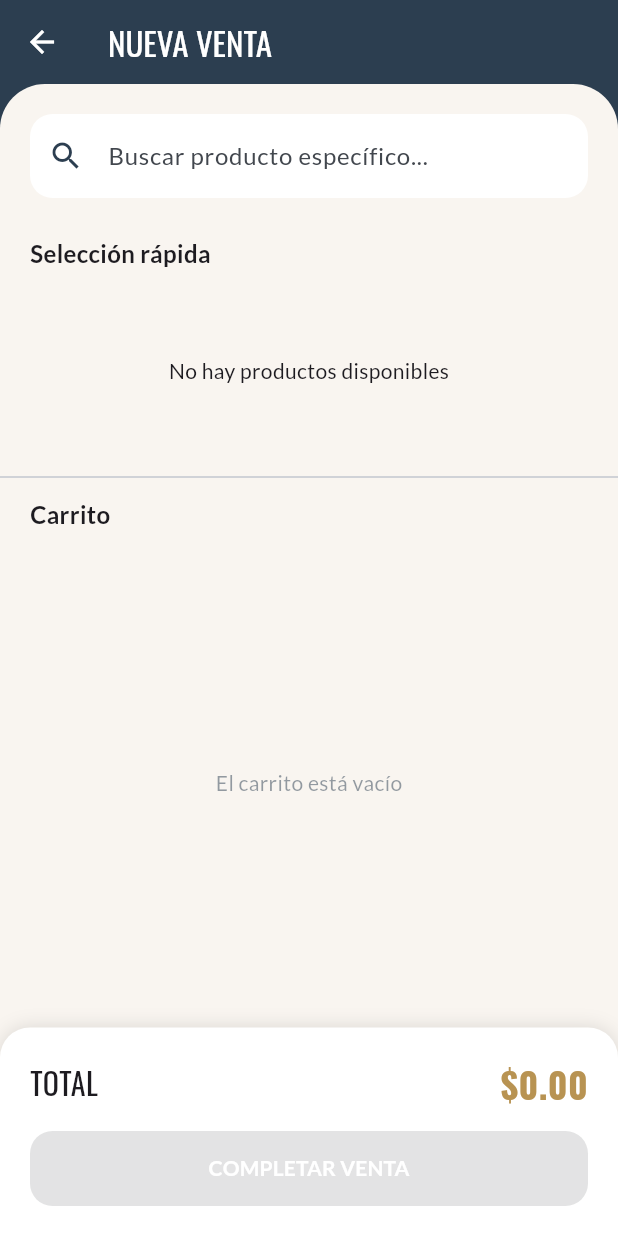
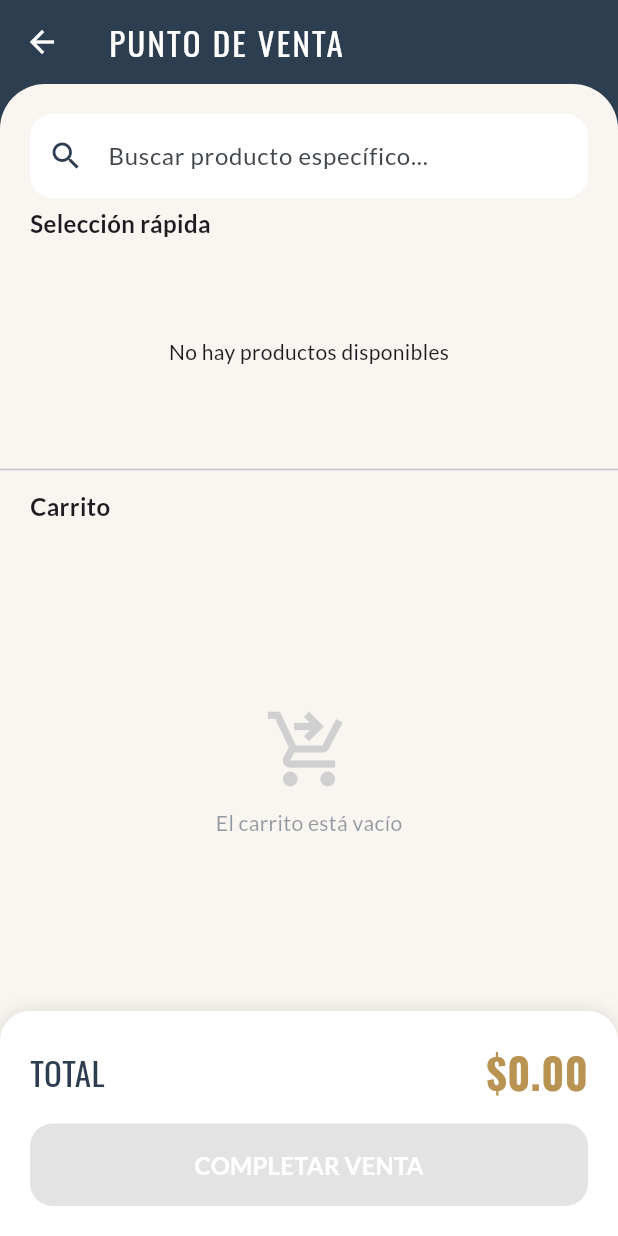
Before and after one commit to martinduran-source/yolanda_style_room, a Flutter app: the screen it shows after launch, after a tap on "NUEVA VENTA", on a phone screen of 412 x 824 dp. Run offline on Flutter 3.47's test engine with Material 3 defaults, Android fonts, the phone set to English and light mode, and no system bars; our stand-ins replace fl_chart, google_fonts, sqflite, sqflite_common_ffi, sqflite_common_ffi_web, supabase_flutter; accounts and stored records are empty.

Commit message:
Se corrigieron errores

```diff
--- a/lib/main.dart
+++ b/lib/main.dart
@@ -9,7 +9,6 @@ import 'screens/dashboard_screen.dart';
 
 void main() async {
   WidgetsFlutterBinding.ensureInitialized();
-
 
 await Supabase.initialize(
     url: 'https://gcunqsuzbgscepmulyid.supabase.co',
--- a/lib/screens/new_sale_screen.dart
+++ b/lib/screens/new_sale_screen.dart
@@ -24,13 +24,9 @@ class _NewSaleScreenState extends State<NewSaleScreen> {
   void initState() {
     super.initState();
     _availableProducts = DatabaseHelper.instance.getProducts();
-    _initData();
   }
 
-  Future<void> _initData() async {
-    await loadSampleProducts();
-    _refreshProducts();
-  }
+
 
   void _refreshProducts() {
     if (mounted) {
@@ -39,8 +35,6 @@ class _NewSaleScreenState extends State<NewSaleScreen> {
       });
     }
   }
-
-
 
   void _calculateTotal() {
     double tempTotal = 0;
@@ -92,19 +86,17 @@ class _NewSaleScreenState extends State<NewSaleScreen> {
   @override
   Widget build(BuildContext context) {
     return GestureDetector(
-      // Mejora: Cierra el teclado al tocar fuera de un TextField
       onTap: () => FocusScope.of(context).unfocus(),
       child: Scaffold(
         backgroundColor: primaryNavy,
-        // Mejora: Evita que el teclado empuje y deforme el diseño
         resizeToAvoidBottomInset: false,
         appBar: AppBar(
           backgroundColor: Colors.transparent,
           elevation: 0,
           iconTheme: const IconThemeData(color: Colors.white),
           title: Text(
-            "NUEVA VENTA",
-            style: GoogleFonts.oswald(color: Colors.white),
+            "PUNTO DE VENTA",
+            style: GoogleFonts.oswald(color: Colors.white, letterSpacing: 1.5),
           ),
         ),
         body: Container(
@@ -114,7 +106,92 @@ class _NewSaleScreenState extends State<NewSaleScreen> {
             color: lightBeige,
             borderRadius: const BorderRadius.vertical(top: Radius.circular(30)),
           ),
+          child: LayoutBuilder(
+            builder: (context, constraints) {
+              // LÓGICA RESPONSIVA: Si la pantalla es ancha (Web/Desktop), usa pantalla dividida.
+              if (constraints.maxWidth >= 800) {
+                return _buildWebLayout();
+              } else {
+                return _buildMobileLayout();
+              }
+            },
+          ),
+        ),
+      ),
+    );
+  }
+
+  // ========================================================
+  // LAYOUT PARA WEB Y DESKTOP (Pantalla Dividida)
+  // ========================================================
+  Widget _buildWebLayout() {
+    return Padding(
+      padding: const EdgeInsets.all(20.0),
+      child: Row(
+        crossAxisAlignment: CrossAxisAlignment.start,
+        children: [
+          // PANEL IZQUIERDO: Búsqueda y Cuadrícula de Productos
+          Expanded(
+            flex: 6, // Ocupa el 60% de la pantalla
             child: Column(
+              crossAxisAlignment: CrossAxisAlignment.start,
+              children: [
+                _buildSearchBar(),
+                const SizedBox(height: 15),
+                Text(
+                  "Catálogo de Productos",
+                  style: GoogleFonts.oswald(fontSize: 20, color: primaryNavy),
+                ),
+                const SizedBox(height: 10),
+                Expanded(child: _buildProductsView(isWeb: true)),
+              ],
+            ),
+          ),
+          const SizedBox(width: 20),
+
+          // PANEL DERECHO: Carrito de Compras
+          Expanded(
+            flex: 4, // Ocupa el 40% de la pantalla
+            child: Container(
+              decoration: BoxDecoration(
+                color: Colors.white,
+                borderRadius: BorderRadius.circular(20),
+                boxShadow: [
+                  BoxShadow(color: Colors.black.withOpacity(0.05), blurRadius: 15)
+                ],
+              ),
+              child: Column(
+                children: [
+                  Padding(
+                    padding: const EdgeInsets.all(20),
+                    child: Row(
+                      children: [
+                        Icon(Icons.shopping_cart_outlined, color: primaryNavy),
+                        const SizedBox(width: 10),
+                        Text(
+                          "CARRITO",
+                          style: GoogleFonts.oswald(fontSize: 20, color: primaryNavy),
+                        ),
+                      ],
+                    ),
+                  ),
+                  const Divider(height: 1),
+                  Expanded(child: _buildCartList()),
+                  _buildCheckoutSection(isWeb: true),
+                ],
+              ),
+            ),
+          ),
+        ],
+      ),
+    );
+  }
+
+  // ========================================================
+  // LAYOUT PARA MÓVIL (El diseño original adaptado)
+  // ========================================================
+  Widget _buildMobileLayout() {
+    return Column(
       children: [
         _buildSearchBar(),
         const Padding(
@@ -127,7 +204,10 @@ class _NewSaleScreenState extends State<NewSaleScreen> {
             ),
           ),
         ),
-              _buildAvailableProductsList(),
+        SizedBox(
+          height: 140,
+          child: _buildProductsView(isWeb: false),
+        ),
         const Divider(),
         const Padding(
           padding: EdgeInsets.symmetric(horizontal: 20, vertical: 5),
@@ -139,101 +219,18 @@ class _NewSaleScreenState extends State<NewSaleScreen> {
             ),
           ),
         ),
-              // El carrito ocupa el espacio flexible central
         Expanded(child: _buildCartList()),
-              _buildCheckoutSection(),
+        _buildCheckoutSection(isWeb: false),
       ],
-          ),
-        ),
-      ),
     );
   }
 
-  Widget _buildAvailableProductsList() {
-    return SizedBox(
-      height: 125,
-      child: FutureBuilder<List<Map<String, dynamic>>>(
-        future: _availableProducts,
-        builder: (context, snapshot) {
-          if (snapshot.connectionState == ConnectionState.waiting) {
-            return const Center(child: CircularProgressIndicator());
-          }
-          if (!snapshot.hasData || snapshot.data!.isEmpty) {
-            return const Center(child: Text("No hay productos disponibles"));
-          }
-          final products = snapshot.data!;
-          return ListView.builder(
-            scrollDirection: Axis.horizontal,
-            padding: const EdgeInsets.symmetric(horizontal: 15),
-            itemCount: products.length,
-            itemBuilder: (context, index) {
-              final p = products[index];
-              final bool hasStock = (p['stock'] ?? 0) > 0;
-
-              return GestureDetector(
-                onTap: () => _addProductToCart(p),
-                child: Opacity(
-                  // Mejora: Se ve opaco si no hay stock
-                  opacity: hasStock ? 1.0 : 0.5,
-                  child: Container(
-                    width: 105,
-                    margin: const EdgeInsets.all(5),
-                    decoration: BoxDecoration(
-                      color: Colors.white,
-                      borderRadius: BorderRadius.circular(15),
-                      boxShadow: const [
-                        BoxShadow(color: Colors.black12, blurRadius: 4),
-                      ],
-                    ),
-                    child: Column(
-                      mainAxisAlignment: MainAxisAlignment.center,
-                      children: [
-                        Icon(
-                          Icons.inventory_2,
-                          color: hasStock ? accentGold : Colors.grey,
-                        ),
-                        Padding(
-                          padding: const EdgeInsets.symmetric(horizontal: 4),
-                          child: Text(
-                            p['name'],
-                            textAlign: TextAlign.center,
-                            maxLines: 1,
-                            overflow: TextOverflow.ellipsis,
-                            style: const TextStyle(
-                              fontSize: 12,
-                              fontWeight: FontWeight.bold,
-                            ),
-                          ),
-                        ),
-                        Text(
-                          "\$${p['price']}",
-                          style: const TextStyle(
-                            fontSize: 11,
-                            color: Colors.green,
-                          ),
-                        ),
-                        Text(
-                          "Stock: ${p['stock']}",
-                          style: TextStyle(
-                            fontSize: 10,
-                            color: hasStock ? Colors.black54 : Colors.red,
-                          ),
-                        ),
-                      ],
-                    ),
-                  ),
-                ),
-              );
-            },
-          );
-        },
-      ),
-    );
-  }
-
+  // ========================================================
+  // COMPONENTES REUTILIZABLES
+  // ========================================================
   Widget _buildSearchBar() {
     return Padding(
-      padding: const EdgeInsets.all(20),
+      padding: const EdgeInsets.all(20).copyWith(bottom: 0),
       child: TextField(
         controller: _searchController,
         onChanged: (value) {
@@ -255,45 +252,146 @@ class _NewSaleScreenState extends State<NewSaleScreen> {
     );
   }
 
+  // Lista/Cuadrícula de productos adaptativa
+  Widget _buildProductsView({required bool isWeb}) {
+    return FutureBuilder<List<Map<String, dynamic>>>(
+      future: _availableProducts,
+      builder: (context, snapshot) {
+        if (snapshot.connectionState == ConnectionState.waiting) {
+          return const Center(child: CircularProgressIndicator());
+        }
+        if (!snapshot.hasData || snapshot.data!.isEmpty) {
+          return const Center(child: Text("No hay productos disponibles"));
+        }
+        final products = snapshot.data!;
+
+        // Si es Web, mostramos una cuadrícula bonita. Si es móvil, la lista horizontal.
+        if (isWeb) {
+          return GridView.builder(
+            padding: const EdgeInsets.only(bottom: 20),
+            gridDelegate: const SliverGridDelegateWithMaxCrossAxisExtent(
+              maxCrossAxisExtent: 180, // Ancho máximo de la tarjeta
+              childAspectRatio: 0.85,
+              crossAxisSpacing: 15,
+              mainAxisSpacing: 15,
+            ),
+            itemCount: products.length,
+            itemBuilder: (context, index) => _buildProductCard(products[index]),
+          );
+        } else {
+          return ListView.builder(
+            scrollDirection: Axis.horizontal,
+            padding: const EdgeInsets.symmetric(horizontal: 15),
+            itemCount: products.length,
+            itemBuilder: (context, index) => _buildProductCard(products[index], isMobileCard: true),
+          );
+        }
+      },
+    );
+  }
+
+  Widget _buildProductCard(Map<String, dynamic> p, {bool isMobileCard = false}) {
+    final bool hasStock = (p['stock'] ?? 0) > 0;
+
+    return GestureDetector(
+      onTap: () => _addProductToCart(p),
+      child: Opacity(
+        opacity: hasStock ? 1.0 : 0.5,
+        child: Container(
+          width: isMobileCard ? 110 : null,
+          margin: isMobileCard ? const EdgeInsets.all(5) : null,
+          decoration: BoxDecoration(
+            color: Colors.white,
+            borderRadius: BorderRadius.circular(15),
+            border: Border.all(color: primaryNavy.withOpacity(0.05)),
+            boxShadow: [
+              BoxShadow(color: primaryNavy.withOpacity(0.05), blurRadius: 10),
+            ],
+          ),
+          child: Column(
+            mainAxisAlignment: MainAxisAlignment.center,
+            children: [
+              Container(
+                padding: const EdgeInsets.all(12),
+                decoration: BoxDecoration(
+                  color: hasStock ? primaryNavy.withOpacity(0.05) : Colors.red.withOpacity(0.05),
+                  shape: BoxShape.circle,
+                ),
+                child: Icon(
+                  Icons.inventory_2,
+                  color: hasStock ? accentGold : Colors.redAccent,
+                  size: isMobileCard ? 24 : 32,
+                ),
+              ),
+              const SizedBox(height: 10),
+              Padding(
+                padding: const EdgeInsets.symmetric(horizontal: 8),
+                child: Text(
+                  p['name'],
+                  textAlign: TextAlign.center,
+                  maxLines: 2,
+                  overflow: TextOverflow.ellipsis,
+                  style: const TextStyle(fontSize: 13, fontWeight: FontWeight.bold, height: 1.1),
+                ),
+              ),
+              const SizedBox(height: 5),
+              Text(
+                "\$${p['price']}",
+                style: TextStyle(fontSize: 13, color: primaryNavy, fontWeight: FontWeight.w600),
+              ),
+              Text(
+                hasStock ? "Stock: ${p['stock']}" : "AGOTADO",
+                style: TextStyle(
+                  fontSize: 11,
+                  color: hasStock ? Colors.black54 : Colors.red,
+                  fontWeight: hasStock ? FontWeight.normal : FontWeight.bold,
+                ),
+              ),
+            ],
+          ),
+        ),
+      ),
+    );
+  }
+
   Widget _buildCartList() {
     if (cartItems.isEmpty) {
       return Center(
-        child: Text(
+        child: Column(
+          mainAxisAlignment: MainAxisAlignment.center,
+          children: [
+            Icon(Icons.shopping_cart_checkout, size: 60, color: primaryNavy.withOpacity(0.2)),
+            const SizedBox(height: 10),
+            Text(
               "El carrito está vacío",
               style: TextStyle(color: primaryNavy.withOpacity(0.5)),
+            ),
+          ],
         ),
       );
     }
 
     return ListView.builder(
-      padding: const EdgeInsets.symmetric(horizontal: 20),
+      padding: const EdgeInsets.symmetric(horizontal: 10, vertical: 10),
       itemCount: cartItems.length,
       itemBuilder: (context, index) {
         final item = cartItems[index];
         final bool canAddMore = item['qty'] < item['maxStock'];
 
         return Card(
-          elevation: 2,
-          margin: const EdgeInsets.only(bottom: 10),
-          shape: RoundedRectangleBorder(
-            borderRadius: BorderRadius.circular(15),
-          ),
+          elevation: 0,
+          color: primaryNavy.withOpacity(0.03),
+          margin: const EdgeInsets.only(bottom: 8),
+          shape: RoundedRectangleBorder(borderRadius: BorderRadius.circular(12)),
           child: ListTile(
-            title: Text(
-              item['name'],
-              style: const TextStyle(fontWeight: FontWeight.bold),
-            ),
+            contentPadding: const EdgeInsets.symmetric(horizontal: 15, vertical: 5),
+            title: Text(item['name'], style: const TextStyle(fontWeight: FontWeight.bold, fontSize: 14)),
             subtitle: Text("\$${item['price'].toStringAsFixed(2)} c/u"),
-            trailing: SizedBox(
-              width: 130,
-              child: Row(
-                mainAxisAlignment: MainAxisAlignment.end,
+            trailing: Row(
+              mainAxisSize: MainAxisSize.min,
               children: [
                 IconButton(
-                    icon: const Icon(
-                      Icons.remove_circle_outline,
-                      color: Colors.redAccent,
-                    ),
+                  icon: const Icon(Icons.remove_circle_outline, color: Colors.redAccent),
                   onPressed: () {
                     setState(() {
                       if (item['qty'] > 1) {
@@ -305,15 +403,16 @@ class _NewSaleScreenState extends State<NewSaleScreen> {
                     });
                   },
                 ),
-                  Text(
+                SizedBox(
+                  width: 20,
+                  child: Text(
                     "${item['qty']}",
-                    style: const TextStyle(fontWeight: FontWeight.bold),
+                    textAlign: TextAlign.center,
+                    style: const TextStyle(fontWeight: FontWeight.bold, fontSize: 16),
+                  ),
                 ),
                 IconButton(
-                    icon: Icon(
-                      Icons.add_circle_outline,
-                      color: canAddMore ? Colors.green : Colors.grey,
-                    ),
+                  icon: Icon(Icons.add_circle_outline, color: canAddMore ? Colors.green : Colors.grey),
                   onPressed: !canAddMore
                       ? () => _showWarning("Stock máximo alcanzado")
                       : () {
@@ -326,19 +425,18 @@ class _NewSaleScreenState extends State<NewSaleScreen> {
               ],
             ),
           ),
-          ),
         );
       },
     );
   }
 
-  Widget _buildCheckoutSection() {
+  Widget _buildCheckoutSection({required bool isWeb}) {
     return Container(
       padding: const EdgeInsets.all(20),
-      decoration: const BoxDecoration(
-        color: Colors.white,
-        borderRadius: BorderRadius.vertical(top: Radius.circular(20)),
-        boxShadow: [BoxShadow(color: Colors.black12, blurRadius: 10)],
+      decoration: BoxDecoration(
+        color: isWeb ? Colors.transparent : Colors.white,
+        borderRadius: isWeb ? null : const BorderRadius.vertical(top: Radius.circular(20)),
+        boxShadow: isWeb ? null : [const BoxShadow(color: Colors.black12, blurRadius: 10)],
       ),
       child: Column(
         mainAxisSize: MainAxisSize.min,
@@ -346,11 +444,11 @@ class _NewSaleScreenState extends State<NewSaleScreen> {
           Row(
             mainAxisAlignment: MainAxisAlignment.spaceBetween,
             children: [
-              Text("TOTAL", style: GoogleFonts.oswald(fontSize: 20)),
+              Text("TOTAL", style: GoogleFonts.oswald(fontSize: 22, color: primaryNavy)),
               Text(
                 "\$${totalSale.toStringAsFixed(2)}",
                 style: GoogleFonts.oswald(
-                  fontSize: 24,
+                  fontSize: 28,
                   color: accentGold,
                   fontWeight: FontWeight.bold,
                 ),
@@ -360,7 +458,7 @@ class _NewSaleScreenState extends State<NewSaleScreen> {
           const SizedBox(height: 15),
           SizedBox(
             width: double.infinity,
-            height: 50,
+            height: 55,
             child: ElevatedButton(
               style: ElevatedButton.styleFrom(
                 backgroundColor: primaryNavy,
@@ -368,30 +466,10 @@ class _NewSaleScreenState extends State<NewSaleScreen> {
                   borderRadius: BorderRadius.circular(15),
                 ),
               ),
-              onPressed: cartItems.isEmpty
-                  ? null
-                  : () async {
-                      try {
-                        await DatabaseHelper.instance.processSale(
-                          cartItems,
-                          totalSale,
-                        );
-                        if (mounted) {
-                          Navigator.pop(context);
-                          ScaffoldMessenger.of(context).showSnackBar(
-                            const SnackBar(content: Text("¡Venta completada!")),
-                          );
-                        }
-                      } catch (e) {
-                        _showWarning(e.toString());
-                      }
-                    },
+              onPressed: cartItems.isEmpty ? null : _procesarVenta,
               child: const Text(
                 "COMPLETAR VENTA",
-                style: TextStyle(
-                  color: Colors.white,
-                  fontWeight: FontWeight.bold,
-                ),
+                style: TextStyle(color: Colors.white, fontWeight: FontWeight.bold, fontSize: 16),
               ),
             ),
           ),
@@ -399,121 +477,34 @@ class _NewSaleScreenState extends State<NewSaleScreen> {
       ),
     );
   }
-}
 
-// FUNCIÓN DE CARGA DE DATOS CORREGIDA
-Future<void> loadSampleProducts() async {
-  final db = DatabaseHelper.instance;
+  // --- Lógica de Supabase migrada de tu código anterior ---
+  Future<void> _procesarVenta() async {
+    try {
+      showDialog(
+        context: context,
+        barrierDismissible: false,
+        builder: (_) => const Center(child: CircularProgressIndicator()),
+      );
 
-  // 1. Verificamos si ya existen productos en la base de datos
-  final existingProducts = await db.getProducts();
+      await DatabaseHelper.instance.processSale(cartItems, totalSale);
 
-  // 2. Si la lista NO está vacía, salimos de la función para no duplicar datos
-  if (existingProducts.isNotEmpty) {
-    return;
-  }
-
-  final List<Map<String, dynamic>> sampleProducts = [
-    {
-      'name': 'Vestido Seda Rojo',
-      'cat': 'Vestidos',
-      'price': 150.0,
-      'stock': 15,
-    },
-    {
-      'name': 'Pantalón Jean Clásico',
-      'cat': 'Pantalones',
-      'price': 45.0,
-      'stock': 20,
-    },
-    {
-      'name': 'Blusa Encaje Blanca',
-      'cat': 'Blusas',
-      'price': 35.0,
-      'stock': 12,
-    },
-    {
-      'name': 'Chaqueta Cuero Negra',
-      'cat': 'Abrigos',
-      'price': 85.0,
-      'stock': 5,
-    },
-    {
-      'name': 'Falda Plisada Beige',
-      'cat': 'Faldas',
-      'price': 40.0,
-      'stock': 10,
-    },
-    {
-      'name': 'Top Deportivo Neon',
-      'cat': 'Deportiva',
-      'price': 25.0,
-      'stock': 2,
-    },
-    {
-      'name': 'Vestido Cóctel Negro',
-      'cat': 'Vestidos',
-      'price': 120.0,
-      'stock': 1,
-    },
-    {
-      'name': 'Cinturón Oro Rosa',
-      'cat': 'Accesorios',
-      'price': 15.0,
-      'stock': 3, // El culpable de los "3" productos fantasma
-    },
-    {
-      'name': 'Bufanda Cachemira',
-      'cat': 'Accesorios',
-      'price': 30.0,
-      'stock': 0,
-    },
-    {'name': 'Sandalias Verano', 'cat': 'Calzado', 'price': 28.0, 'stock': 0},
-    {
-      'name': 'Camiseta Algodón XL',
-      'cat': 'Básicos',
-      'price': 18.0,
-      'stock': 25,
-    },
-    {
-      'name': 'Short Mezclilla',
-      'cat': 'Pantalones',
-      'price': 32.0,
-      'stock': 14,
-    },
-    {'name': 'Suéter Lana Gris', 'cat': 'Abrigos', 'price': 55.0, 'stock': 8},
-    {
-      'name': 'Vestido Playero Azul',
-      'cat': 'Vestidos',
-      'price': 65.0,
-      'stock': 11,
-    },
-    {
-      'name': 'Gorra Bordada Style',
-      'cat': 'Accesorios',
-      'price': 20.0,
-      'stock': 7,
-    },
-    {
-      'name': 'Leggins High Waist',
-      'cat': 'Deportiva',
-      'price': 38.0,
-      'stock': 18,
-    },
-    {
-      'name': 'Cardigan Largo Rosa',
-      'cat': 'Abrigos',
-      'price': 48.0,
-      'stock': 9,
-    },
-  ];
-
-  for (var p in sampleProducts) {
-    await db.insertProduct(
-      p['name'],
-      p['cat'],
-      (p['price'] as num).toDouble(),
-      p['stock'],
+      if (mounted) {
+        Navigator.pop(context); // Cierra loading
+        setState(() {
+          cartItems.clear();
+          totalSale = 0.0;
+        });
+        _refreshProducts(); // Actualiza el stock visualmente
+        ScaffoldMessenger.of(context).showSnackBar(
+          const SnackBar(content: Text("¡Venta registrada con éxito!")),
         );
       }
+    } catch (e) {
+      if (mounted) {
+        Navigator.pop(context); // Cierra loading
+        _showWarning(e.toString());
       }
+    }
+  }
+}
```
Lines whose indentation alone changed are shown as unchanged.
